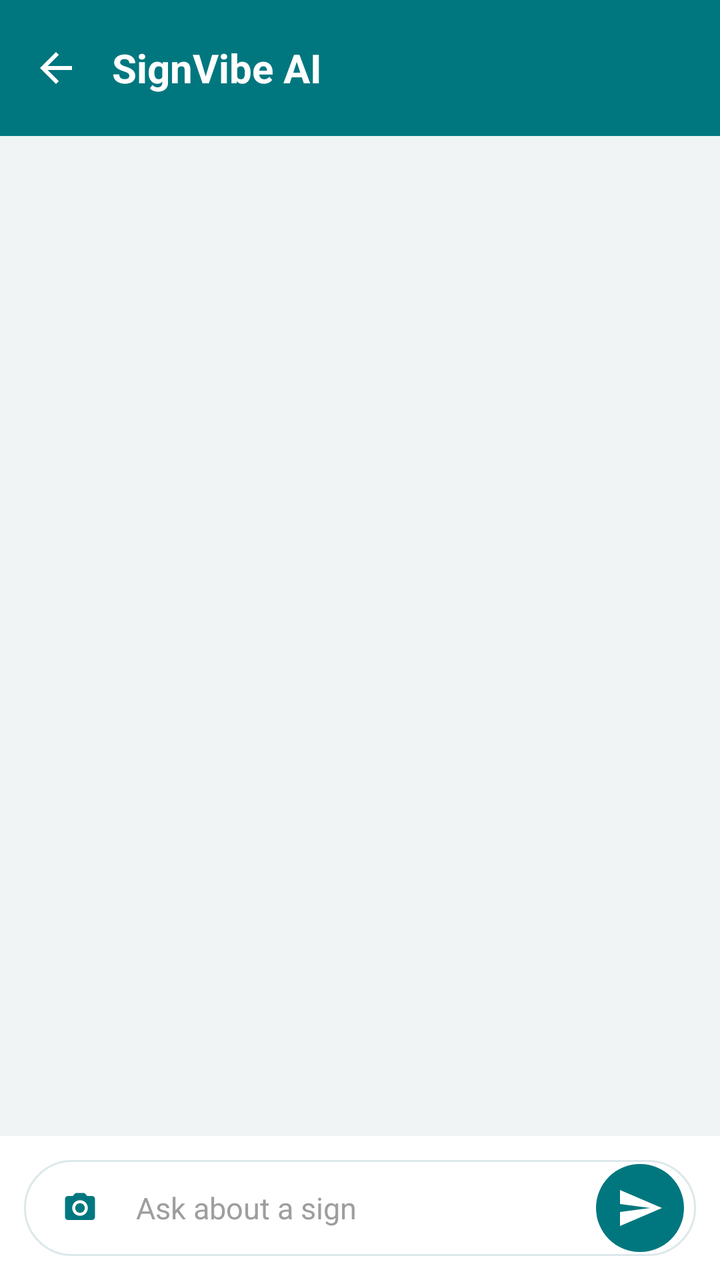
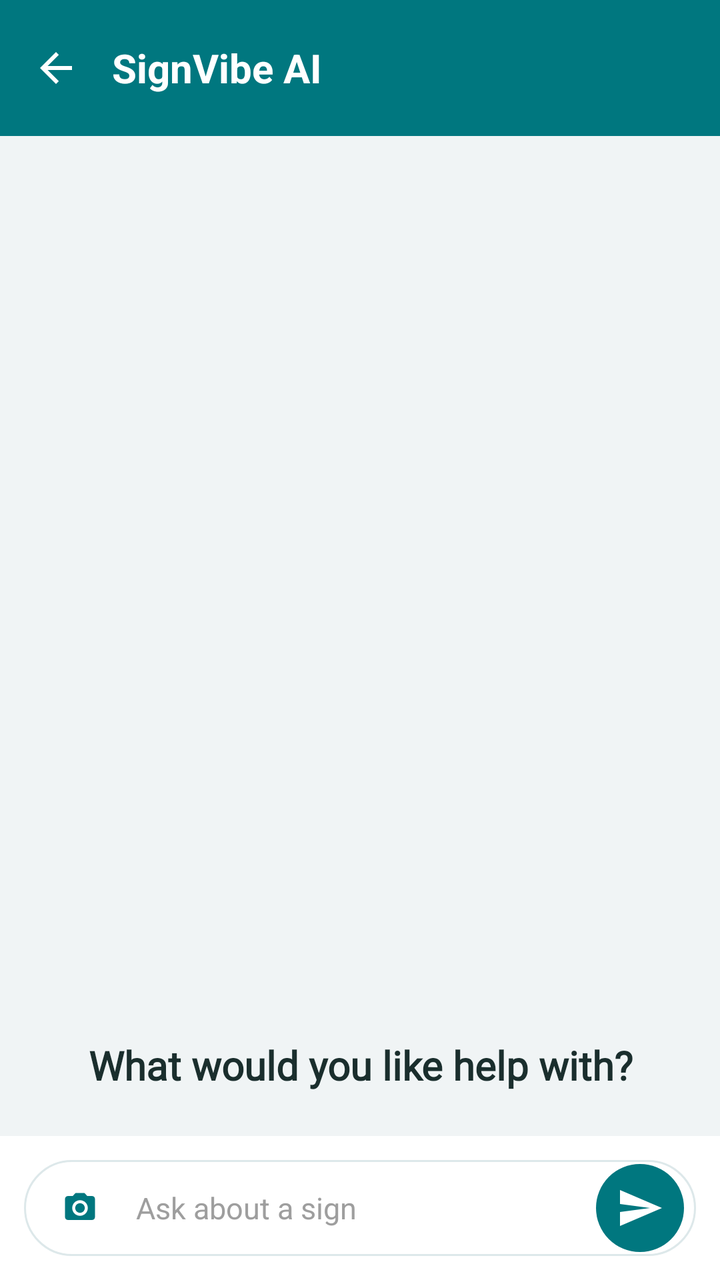

An Android layout rendered at two revisions. The XML below is the earlier revision; the diff shows what the commit changed to produce the second picture.
<!-- AndroidManifest.xml: application theme Theme.SignVibe -->
<!-- res/layout/activity_ai_chat.xml -->
<?xml version="1.0" encoding="utf-8"?>
<LinearLayout xmlns:android="http://schemas.android.com/apk/res/android"
    android:layout_width="match_parent"
    android:layout_height="match_parent"
    android:background="@color/bg_screen"
    android:orientation="vertical">

    <LinearLayout
        android:layout_width="match_parent"
        android:layout_height="wrap_content"
        android:background="@color/teal_dark"
        android:gravity="center_vertical"
        android:orientation="horizontal"
        android:paddingStart="8dp"
        android:paddingTop="14dp"
        android:paddingEnd="16dp"
        android:paddingBottom="14dp">

        <ImageButton
            android:id="@+id/btnBack"
            android:layout_width="40dp"
            android:layout_height="40dp"
            android:background="?attr/selectableItemBackgroundBorderless"
            android:contentDescription="Back"
            android:padding="8dp"
            android:src="@drawable/ic_back_arrow" />

        <TextView
            android:layout_width="wrap_content"
            android:layout_height="wrap_content"
            android:layout_marginStart="8dp"
            android:text="@string/ai_title"
            android:textColor="@color/white"
            android:textSize="20sp"
            android:textStyle="bold" />
    </LinearLayout>

    <androidx.recyclerview.widget.RecyclerView
        android:id="@+id/chatList"
        android:layout_width="match_parent"
        android:layout_height="0dp"
        android:layout_weight="1"
        android:clipToPadding="false"
        android:padding="16dp" />

    <LinearLayout
        android:layout_width="match_parent"
        android:layout_height="wrap_content"
        android:background="@color/white"
        android:orientation="vertical"
        android:padding="12dp">

        
        <FrameLayout
            android:id="@+id/previewFrame"
            android:layout_width="88dp"
            android:layout_height="88dp"
            android:layout_marginBottom="8dp"
            android:visibility="gone">

            <ImageView
                android:id="@+id/imagePreview"
                android:layout_width="match_parent"
                android:layout_height="match_parent"
                android:background="@drawable/bg_ai_bubble"
                android:contentDescription="@string/ai_attach_image"
                android:scaleType="centerCrop" />

            <TextView
                android:id="@+id/removeImage"
                android:layout_width="28dp"
                android:layout_height="28dp"
                android:layout_gravity="top|end"
                android:background="@drawable/bg_button_primary"
                android:contentDescription="@string/ai_remove_image"
                android:gravity="center"
                android:text="X"
                android:textColor="@color/white"
                android:textSize="13sp"
                android:textStyle="bold" />
        </FrameLayout>

        <LinearLayout
            android:layout_width="match_parent"
            android:layout_height="wrap_content"
            android:background="@drawable/bg_ai_input"
            android:gravity="center_vertical"
            android:orientation="horizontal"
            android:paddingStart="6dp"
            android:paddingEnd="6dp">

            <ImageButton
                android:id="@+id/btnAttach"
                android:layout_width="44dp"
                android:layout_height="44dp"
                android:background="?attr/selectableItemBackgroundBorderless"
                android:contentDescription="@string/ai_attach_image"
                android:padding="10dp"
                android:src="@drawable/ic_camera" />

            <EditText
                android:id="@+id/inputMessage"
                android:layout_width="0dp"
                android:layout_height="wrap_content"
                android:layout_weight="1"
                android:background="@android:color/transparent"
                android:hint="@string/ai_message_hint"
                android:inputType="textCapSentences|textMultiLine"
                android:maxLines="4"
                android:minHeight="48dp"
                android:paddingStart="6dp"
                android:paddingEnd="6dp"
                android:textColor="@color/text_primary"
                android:textColorHint="@color/field_hint"
                android:textSize="15sp" />

            <ImageButton
                android:id="@+id/btnSend"
                android:layout_width="44dp"
                android:layout_height="44dp"
                android:background="@drawable/bg_button_primary"
                android:contentDescription="@string/ai_send"
                android:padding="11dp"
                android:src="@drawable/ic_send_white" />
        </LinearLayout>
    </LinearLayout>
</LinearLayout>
<!-- resources referenced by this layout -->
<resources>
  <color name="bg_screen">#F0F4F5</color>
  <color name="field_hint">#9E9E9E</color>
  <color name="teal_dark">#00777F</color>
  <color name="text_primary">#1A2E2D</color>
  <color name="white">#FFFFFF</color>
  <!-- drawable bg_ai_bubble (drawable) -->
  <?xml version="1.0" encoding="utf-8"?>
  <shape xmlns:android="http://schemas.android.com/apk/res/android">
      <solid android:color="@color/white" />
      <stroke android:width="1dp" android:color="#DDE8EA" />
      <corners android:radius="16dp" />
  </shape>
  <!-- drawable bg_ai_input (drawable) -->
  <?xml version="1.0" encoding="utf-8"?>
  <shape xmlns:android="http://schemas.android.com/apk/res/android">
      <solid android:color="@color/white" />
      <stroke android:width="1dp" android:color="#DDE8EA" />
      <corners android:radius="24dp" />
  </shape>
  <!-- drawable bg_button_primary (drawable) -->
  <?xml version="1.0" encoding="utf-8"?>
  <shape xmlns:android="http://schemas.android.com/apk/res/android"
      android:shape="rectangle">
      <solid android:color="@color/teal_dark" />
      <corners android:radius="28dp" />
  </shape>
  <!-- drawable ic_back_arrow (drawable) -->
  <vector xmlns:android="http://schemas.android.com/apk/res/android"
      android:width="24dp"
      android:height="24dp"
      android:viewportWidth="24"
      android:viewportHeight="24"
      android:tint="#FFFFFF">
      <path
          android:fillColor="#FFFFFF"
          android:pathData="M20,11H7.83l5.59,-5.59L12,4l-8,8 8,8 1.41,-1.41L7.83,13H20v-2z"/>
  </vector>
  <!-- drawable ic_camera (drawable) -->
  <?xml version="1.0" encoding="utf-8"?>
  <vector xmlns:android="http://schemas.android.com/apk/res/android"
      android:width="18dp" android:height="18dp"
      android:viewportWidth="24" android:viewportHeight="24"
      android:tint="@color/teal_dark">
      <path android:fillColor="#FF000000"
          android:pathData="M12,15.2c1.77,0 3.2,-1.43 3.2,-3.2s-1.43,-3.2 -3.2,-3.2 -3.2,1.43 -3.2,3.2 1.43,3.2 3.2,3.2zM9,2L7.17,4H4c-1.1,0 -2,0.9 -2,2v12c0,1.1 0.9,2 2,2h16c1.1,0 2,-0.9 2,-2V6c0,-1.1 -0.9,-2 -2,-2h-3.17L15,2H9zM12,17.2c-2.87,0 -5.2,-2.33 -5.2,-5.2s2.33,-5.2 5.2,-5.2 5.2,2.33 5.2,5.2 -2.33,5.2 -5.2,5.2z" />
  </vector>
  <!-- drawable ic_send_white (drawable) -->
  <?xml version="1.0" encoding="utf-8"?>
  <vector xmlns:android="http://schemas.android.com/apk/res/android"
      android:width="24dp"
      android:height="24dp"
      android:viewportWidth="24"
      android:viewportHeight="24">
      <path
          android:fillColor="@color/white"
          android:pathData="M2,21l21,-9L2,3v7l15,2 -15,2v7z" />
  </vector>
  <string name="ai_attach_image">Attach image</string>
  <string name="ai_message_hint">Ask about a sign</string>
  <string name="ai_remove_image">Remove image</string>
  <string name="ai_send">Send</string>
  <string name="ai_title">SignVibe AI</string>
  <style name="Theme.SignVibe" parent="Base.Theme.SignVibe" />
  <style name="Base.Theme.SignVibe" parent="Theme.Material3.DayNight.NoActionBar">
          
          <item name="colorPrimary">@color/teal_dark</item>
          <item name="colorOnPrimary">@color/white</item>
          <item name="colorPrimaryVariant">@color/teal_gradient_top</item>
  
          
          <item name="android:statusBarColor">@color/teal_dark</item>
          <item name="android:windowLightStatusBar">false</item>
      </style>
  <color name="teal_gradient_top">#3AAFA9</color>
</resources>

<!-- the commit's change to res/layout/activity_ai_chat.xml (unified diff, before → after) -->
@@ -35,13 +35,46 @@
             android:textStyle="bold" />
     </LinearLayout>
 
-    <androidx.recyclerview.widget.RecyclerView
-        android:id="@+id/chatList"
+    <FrameLayout
         android:layout_width="match_parent"
         android:layout_height="0dp"
-        android:layout_weight="1"
-        android:clipToPadding="false"
-        android:padding="16dp" />
+        android:layout_weight="1">
+
+        <androidx.recyclerview.widget.RecyclerView
+            android:id="@+id/chatList"
+            android:layout_width="match_parent"
+            android:layout_height="match_parent"
+            android:clipToPadding="false"
+            android:padding="16dp" />
+
+        
+        <LinearLayout
+            android:id="@+id/suggestionsPanel"
+            android:layout_width="match_parent"
+            android:layout_height="wrap_content"
+            android:layout_gravity="bottom"
+            android:orientation="vertical"
+            android:paddingHorizontal="20dp"
+            android:paddingBottom="12dp">
+
+            <TextView
+                android:layout_width="match_parent"
+                android:layout_height="wrap_content"
+                android:layout_marginBottom="10dp"
+                android:gravity="center"
+                android:text="@string/ai_suggestions_title"
+                android:fontFamily="@font/baloo2"
+                android:textStyle="bold"
+                android:textColor="@color/text_primary"
+                android:textSize="20sp" />
+
+            <LinearLayout
+                android:id="@+id/suggestionList"
+                android:layout_width="match_parent"
+                android:layout_height="wrap_content"
+                android:orientation="vertical" />
+        </LinearLayout>
+    </FrameLayout>
 
     <LinearLayout
         android:layout_width="match_parent"
<!-- resource entries referenced after the edit -->
@@ -61,6 +61,7 @@
   <string name="ai_message_hint">Ask about a sign</string>
   <string name="ai_remove_image">Remove image</string>
   <string name="ai_send">Send</string>
+  <string name="ai_suggestions_title">What would you like help with?</string>
   <string name="ai_title">SignVibe AI</string>
   <style name="Theme.SignVibe" parent="Base.Theme.SignVibe" />
   <style name="Base.Theme.SignVibe" parent="Theme.Material3.DayNight.NoActionBar">
